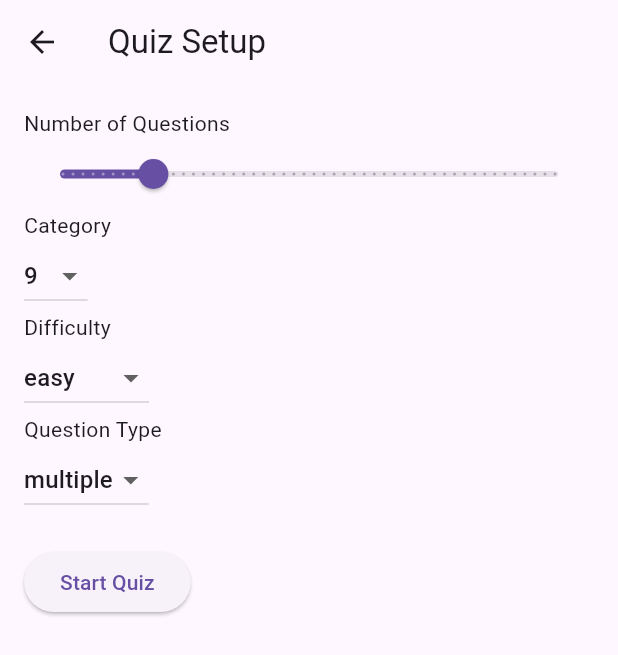
After one commit to JohnPhamMobileApp/Quiz_App, a Flutter app: the QuizSetupScreen screen opened by its route, on a phone screen of 412 x 824 dp. The commit adds this screen. Shown: the top 655 px of the screen. Run offline on Flutter 3.47's test engine with Material 3 defaults, Android fonts, the phone set to English and light mode, and no system bars; our stand-ins replace cloud_firestore, firebase_auth, firebase_core; accounts and stored records are empty.

Commit message:
Final Version Quiz, QuizSetup

```diff
--- a/lib/main.dart
+++ b/lib/main.dart
@@ -1,9 +1,11 @@
 import 'package:flutter/material.dart';
 import 'package:firebase_core/firebase_core.dart';
 import 'package:firebase_auth/firebase_auth.dart';
+import 'package:flutter/foundation.dart'; // Import for kIsWeb
 import 'login_page.dart';
 import 'home_page.dart';
-import 'package:flutter/foundation.dart'; // Import for kIsWeb
+import 'quiz_setup_screen.dart';  // Import the Quiz Setup Screen
+import 'quiz_screen.dart';        // Import the Quiz Screen
 
 void main() async {
   WidgetsFlutterBinding.ensureInitialized();
@@ -34,7 +36,7 @@ class MyApp extends StatelessWidget {
   @override
   Widget build(BuildContext context) {
     return MaterialApp(
-      title: 'Firebase Setup App',
+      title: 'Firebase Quiz App',
       theme: ThemeData(
         primarySwatch: Colors.blue,
       ),
@@ -42,6 +44,8 @@ class MyApp extends StatelessWidget {
       routes: {
         '/login': (context) => const LoginPage(),
         '/home': (context) => const HomePage(title: 'Home Page'),
+        '/quiz_setup': (context) => QuizSetupScreen(), // Add route to Quiz Setup Screen
+        '/quiz': (context) => QuizScreen(), // Add route to Quiz Screen
       },
     );
   }
--- /dev/null
+++ b/lib/quiz_api_service.dart
@@ -0,0 +1,49 @@
+import 'dart:convert';
+import 'package:http/http.dart' as http;
+
+class QuizApiService {
+  static const String baseUrl = 'https://opentdb.com/api.php';
+
+  // Fetch quiz questions from Open Trivia Database
+  static Future<List<Question>> fetchQuizQuestions(
+      int numberOfQuestions,
+      String category,
+      String difficulty,
+      String questionType) async {
+    final response = await http.get(
+      Uri.parse(
+          '$baseUrl?amount=$numberOfQuestions&category=$category&difficulty=$difficulty&type=$questionType'),
+    );
+
+    if (response.statusCode == 200) {
+      List data = jsonDecode(response.body)['results'];
+      return data.map((json) => Question.fromJson(json)).toList();
+    } else {
+      throw Exception('Failed to load quiz questions');
+    }
+  }
+}
+
+class Question {
+  final String question;
+  final List<String> options;
+  final String correctAnswer;
+
+  Question({
+    required this.question,
+    required this.options,
+    required this.correctAnswer,
+  });
+
+  factory Question.fromJson(Map<String, dynamic> json) {
+    List<String> incorrectAnswers = List<String>.from(json['incorrect_answers']);
+    incorrectAnswers.add(json['correct_answer']);
+    incorrectAnswers.shuffle();
+
+    return Question(
+      question: json['question'],
+      options: incorrectAnswers,
+      correctAnswer: json['correct_answer'],
+    );
+  }
+}
--- /dev/null
+++ b/lib/quiz_setup_screen.dart
@@ -0,0 +1,101 @@
+import 'package:flutter/material.dart';
+
+class QuizSetupScreen extends StatefulWidget {
+  @override
+  _QuizSetupScreenState createState() => _QuizSetupScreenState();
+}
+
+class _QuizSetupScreenState extends State<QuizSetupScreen> {
+  int numberOfQuestions = 10;
+  String category = '9'; // Default: General Knowledge
+  String difficulty = 'easy'; // Default: Easy
+  String questionType = 'multiple'; // Default: Multiple Choice
+
+  @override
+  Widget build(BuildContext context) {
+    return Scaffold(
+      appBar: AppBar(title: const Text('Quiz Setup')),
+      body: Padding(
+        padding: const EdgeInsets.all(16.0),
+        child: Column(
+          crossAxisAlignment: CrossAxisAlignment.start,
+          children: [
+            Text('Number of Questions'),
+            Slider(
+              value: numberOfQuestions.toDouble(),
+              min: 1,
+              max: 50,
+              divisions: 49,
+              onChanged: (value) {
+                setState(() {
+                  numberOfQuestions = value.toInt();
+                });
+              },
+            ),
+            Text('Category'),
+            DropdownButton<String>(
+              value: category,
+              onChanged: (String? newValue) {
+                setState(() {
+                  category = newValue!;
+                });
+              },
+              items: <String>['9', '11', '21', '22', '23'] // Example categories
+                  .map<DropdownMenuItem<String>>((String value) {
+                return DropdownMenuItem<String>(
+                  value: value,
+                  child: Text(value), // Display category ID here
+                );
+              }).toList(),
+            ),
+            Text('Difficulty'),
+            DropdownButton<String>(
+              value: difficulty,
+              onChanged: (String? newValue) {
+                setState(() {
+                  difficulty = newValue!;
+                });
+              },
+              items: <String>['easy', 'medium', 'hard']
+                  .map<DropdownMenuItem<String>>((String value) {
+                return DropdownMenuItem<String>(
+                  value: value,
+                  child: Text(value),
+                );
+              }).toList(),
+            ),
+            Text('Question Type'),
+            DropdownButton<String>(
+              value: questionType,
+              onChanged: (String? newValue) {
+                setState(() {
+                  questionType = newValue!;
+                });
+              },
+              items: <String>['multiple', 'boolean']
+                  .map<DropdownMenuItem<String>>((String value) {
+                return DropdownMenuItem<String>(
+                  value: value,
+                  child: Text(value),
+                );
+              }).toList(),
+            ),
+            SizedBox(height: 20),
+            ElevatedButton(
+              onPressed: () {
+                // Pass data to the next screen (Quiz Screen)
+                Navigator.pushNamed(context, '/quiz', arguments: {
+                  'numberOfQuestions': numberOfQuestions,
+                  'category': category,
+                  'difficulty': difficulty,
+                  'questionType': questionType
+                });
+              },
+              child: const Text('Start Quiz'),
+            ),
+          ],
+        ),
+      ),
+    );
+  }
+}
--- a/pubspec.yaml
+++ b/pubspec.yaml
@@ -34,6 +34,7 @@ dependencies:
   cloud_firestore: ^5.5.0
   firebase_auth: ^5.3.3
   firebase_storage: ^12.3.6
+  http: ^1.2.2
 
 
   # The following adds the Cupertino Icons font to your application.
```
Also changed, not shown: lib/home_page.dart (+13 -25 lines), lib/quiz_screen.dart (added, +152 -0 lines), pubspec.lock.
